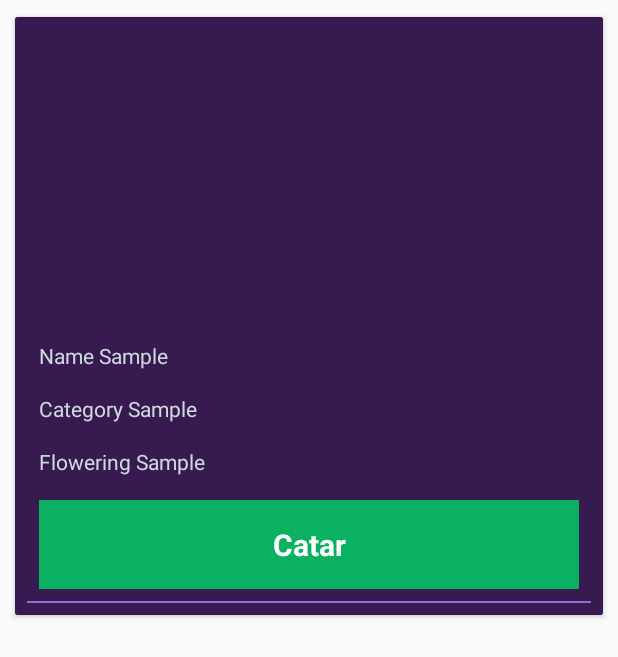
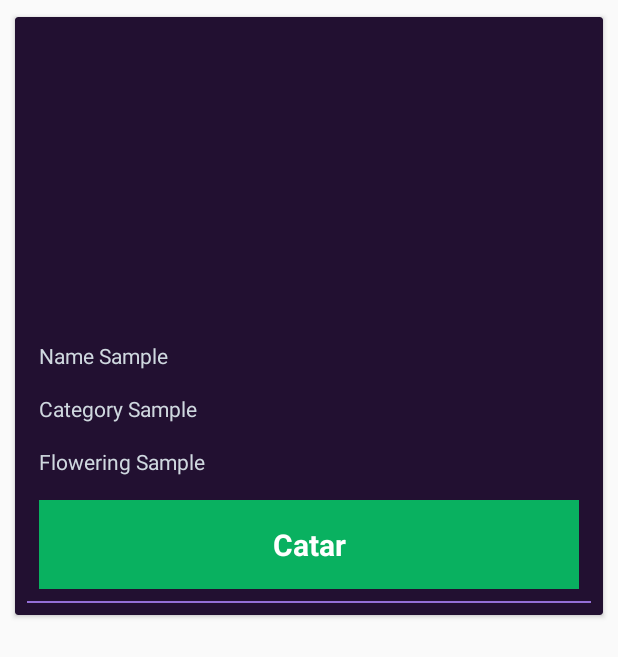
Before and after one commit to serislook/WeedLook1, an Android app: the layout list_item_sample_shared.xml on its own in the app's theme, with its tools: preview values and no code run, on a phone screen of 412 x 824 dp. Shown: the top 657 px of the screen. Run offline under Robolectric (Android 15) with nearby library versions, the phone set to English and light mode, and no system bars; plain views replace RoundedImageView.

Commit message:
commit estilo.

```diff
--- a/app/src/main/res/layout/list_item_sample_shared.xml
+++ b/app/src/main/res/layout/list_item_sample_shared.xml
@@ -17,7 +17,6 @@
     android:layout_width="match_parent"
     android:layout_height="wrap_content"
     xmlns:app="http://schemas.android.com/apk/res-auto"
-    android:background="@color/colorPrimaryDark"
     android:padding="8dp">
 
     <com.github.siyamed.shapeimageview.RoundedImageView
--- a/app/src/main/res/layout/list_item_tasting.xml
+++ b/app/src/main/res/layout/list_item_tasting.xml
@@ -16,7 +16,6 @@
 <RelativeLayout xmlns:android="http://schemas.android.com/apk/res/android"
     android:layout_width="match_parent"
     android:layout_height="wrap_content"
-    android:background="@color/colorPrimaryDark"
     xmlns:app="http://schemas.android.com/apk/res-auto"
     android:padding="8dp">
 
```
